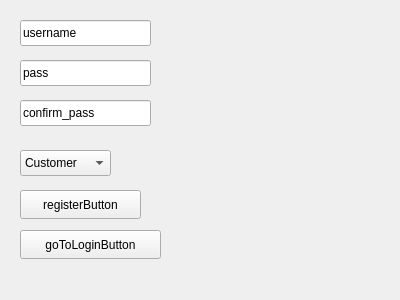
This is bookClub/src/ui/registerpage.ui in sarinab-eng/bookCLUB as Qt 5 draws it before an edit. The edited form follows.
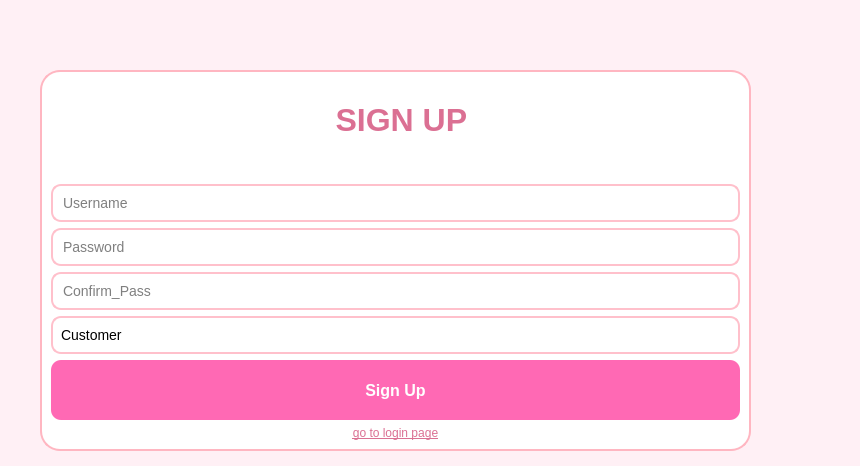
This is the edited form.

Patch:
```diff
--- a/bookClub/src/ui/registerpage.ui
+++ b/bookClub/src/ui/registerpage.ui
@@ -6,60 +6,143 @@
    <rect>
     <x>0</x>
     <y>0</y>
-    <width>400</width>
-    <height>300</height>
+    <width>860</width>
+    <height>466</height>
    </rect>
   </property>
   <property name="windowTitle">
    <string>Form</string>
   </property>
+  <property name="styleSheet">
+   <string notr="true">QWidget#RegisterPage { 
+    background-color: #FFF0F5; /* صورتی بسیار روشن (LavenderBlush) */
+}
+
+QLabel#label {
+   font-size: 32px;
+    font-weight: bold;
+    color: #DB7093; /* صورتی تیره */
+    margin-bottom: 20px;
+    font-family: &quot;Segoe UI&quot;, &quot;Tahoma&quot;;
+}
+/* استایل کادر اصلی وسط صفحه */
+QFrame#registerFrame {
+    background-color: white;
+    border-radius: 20px;
+    border: 2px solid #FFB6C1;
+}
+
+/* استایل فیلدهای ورود متن و کمبوباکس */
+QLineEdit, QComboBox {
+    border: 2px solid #FFC0CB;
+    border-radius: 10px;
+    padding: 8px;
+    background: #FFFFFF;
+    selection-background-color: #FFB6C1;
+    font-size: 14px;
+}
+
+QLineEdit:focus, QComboBox:focus {
+    border: 2px solid #DB7093; /* تغییر رنگ مرز به صورتی هنگام فوکوس */
+    background-color: #ffffff;
+}
+
+/* استایل کمبوباکس */
+QComboBox {
+    padding-right: 20px;
+}
+QComboBox::drop-down {
+    subcontrol-origin: padding;
+    subcontrol-position: top right;
+    width: 20px;
+    border-left-width: 0px;
+    border-top-right-radius: 8px;
+    border-bottom-right-radius: 8px;
+}
+
+/* استایل دکمه اصلی ثبت نام */
+QPushButton#registerButton {
+    background-color: #FF69B4; /* صورتی سرخابی روشن هماهنگ با لاگین */
+    color: white;
+    border-radius: 10px;
+    padding: 10px;
+    font-weight: bold;
+    font-size: 16px;
+    height: 40px;
+}
+
+QPushButton#registerButton:hover {
+    background-color: #FF1493; /* پررنگ‌تر شدن هنگام قرارگیری ماوس */
+}
+
+/* استایل دکمه بازگشت به لاگین (که شبیه به لینک است) */
+QPushButton#goToLoginButton {
+    background: transparent;
+    color: #DB7093;
+    text-decoration: underline;
+    border: none;
+}</string>
+  </property>
+  <widget class="QFrame" name="registerFrame">
+   <property name="geometry">
+    <rect>
+     <x>40</x>
+     <y>70</y>
+     <width>711</width>
+     <height>381</height>
+    </rect>
+   </property>
+   <property name="styleSheet">
+    <string notr="true"/>
+   </property>
+   <property name="frameShape">
+    <enum>QFrame::StyledPanel</enum>
+   </property>
+   <property name="frameShadow">
+    <enum>QFrame::Raised</enum>
+   </property>
+   <layout class="QVBoxLayout" name="verticalLayout">
+    <item>
+     <widget class="QLabel" name="label">
+      <property name="text">
+       <string>                               SIGN UP</string>
+      </property>
+     </widget>
+    </item>
+    <item>
   <widget class="QLineEdit" name="usernameLineEdit">
-   <property name="geometry">
-    <rect>
-     <x>20</x>
-     <y>20</y>
-     <width>131</width>
-     <height>26</height>
-    </rect>
-   </property>
    <property name="text">
-    <string>username</string>
-   </property>
-  </widget>
+       <string/>
+      </property>
+      <property name="placeholderText">
+       <string>Username</string>
+      </property>
+     </widget>
+    </item>
+    <item>
   <widget class="QLineEdit" name="passwordLineEdit">
-   <property name="geometry">
-    <rect>
-     <x>20</x>
-     <y>60</y>
-     <width>131</width>
-     <height>26</height>
-    </rect>
-   </property>
    <property name="text">
-    <string>pass</string>
-   </property>
-  </widget>
+       <string/>
+      </property>
+      <property name="placeholderText">
+       <string>Password</string>
+      </property>
+     </widget>
+    </item>
+    <item>
   <widget class="QLineEdit" name="confirmPasswordLineEdit">
-   <property name="geometry">
-    <rect>
-     <x>20</x>
-     <y>100</y>
-     <width>131</width>
-     <height>26</height>
-    </rect>
-   </property>
    <property name="text">
-    <string>confirm_pass</string>
-   </property>
-  </widget>
+       <string/>
+      </property>
+      <property name="placeholderText">
+       <string>Confirm_Pass</string>
+      </property>
+     </widget>
+    </item>
+    <item>
   <widget class="QComboBox" name="userTypeComboBox">
-   <property name="geometry">
-    <rect>
-     <x>20</x>
-     <y>150</y>
-     <width>91</width>
-     <height>26</height>
-    </rect>
+      <property name="cursor">
+       <cursorShape>PointingHandCursor</cursorShape>
    </property>
    <item>
     <property name="text">
@@ -77,31 +160,28 @@
     </property>
    </item>
   </widget>
+    </item>
+    <item>
   <widget class="QPushButton" name="registerButton">
-   <property name="geometry">
-    <rect>
-     <x>20</x>
-     <y>190</y>
-     <width>121</width>
-     <height>29</height>
-    </rect>
+      <property name="cursor">
+       <cursorShape>PointingHandCursor</cursorShape>
    </property>
    <property name="text">
-    <string>registerButton</string>
-   </property>
-  </widget>
+       <string>Sign Up</string>
+      </property>
+     </widget>
+    </item>
+    <item>
   <widget class="QPushButton" name="goToLoginButton">
-   <property name="geometry">
-    <rect>
-     <x>20</x>
-     <y>230</y>
-     <width>141</width>
-     <height>29</height>
-    </rect>
+      <property name="cursor">
+       <cursorShape>PointingHandCursor</cursorShape>
    </property>
    <property name="text">
-    <string>goToLoginButton</string>
-   </property>
+       <string>go to login page</string>
+      </property>
+     </widget>
+    </item>
+   </layout>
   </widget>
  </widget>
  <resources/>
```
Lines whose indentation alone changed are shown as unchanged.
